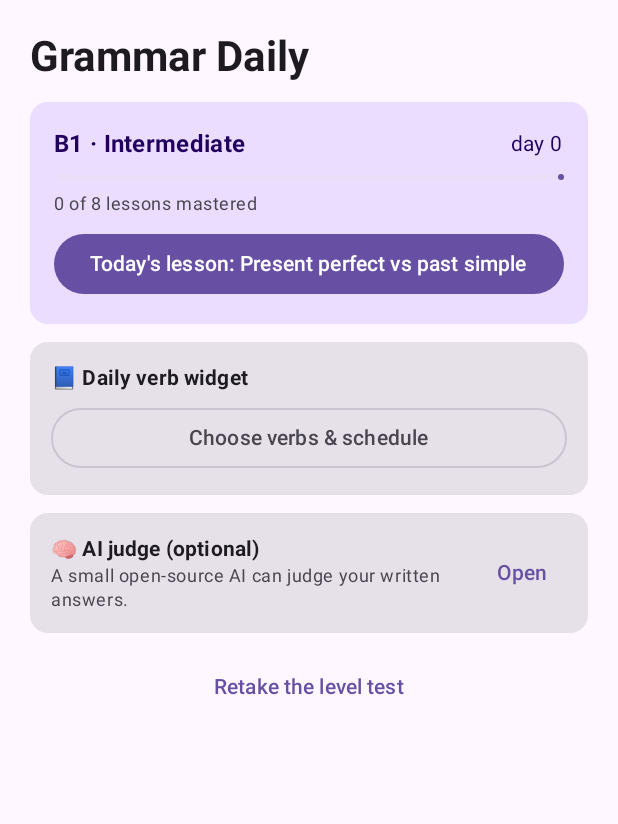
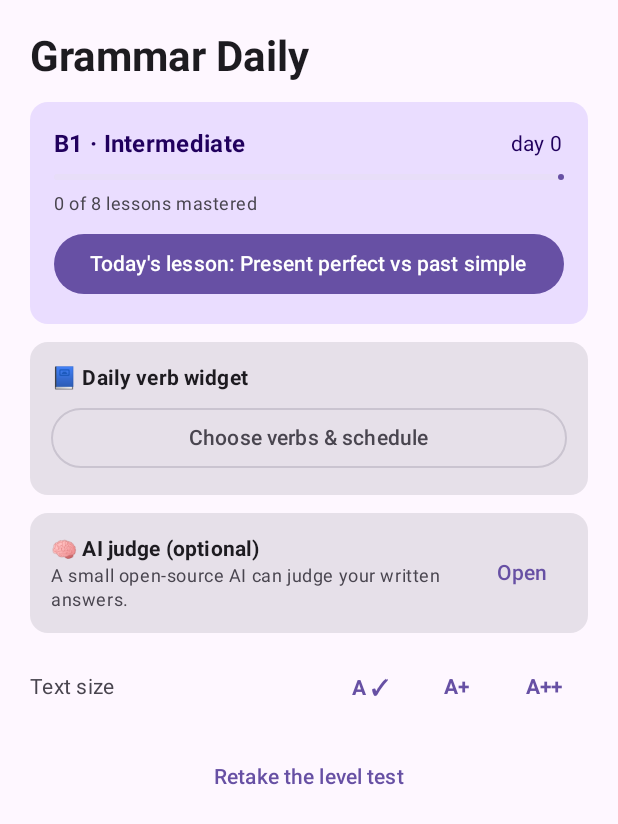
Before and after one commit to KingxKingT/test, an Android app built with Jetpack Compose: the screen it shows after launch (MainActivity), after a tap on an icon or button, on a phone screen of 412 x 824 dp. Shown: the top 824 px of the screen. Run offline under Robolectric (Android 15) with nearby library versions, the phone set to English and light mode, and no system bars; libraries missing offline, so code that uses them is left out: androidx.glance, androidx.glance.appwidget; 2 statements that could not run were skipped.

Commit message:
Accessibility pass: text-size setting, read-aloud lessons, non-color-only highlights, live-region feedback

```diff
--- a/app/src/main/java/com/example/grammardaily/MainActivity.kt
+++ b/app/src/main/java/com/example/grammardaily/MainActivity.kt
@@ -18,15 +18,20 @@ import androidx.compose.runtime.Composable
 import androidx.compose.runtime.LaunchedEffect
 import androidx.compose.runtime.getValue
 import androidx.compose.runtime.MutableState
+import androidx.compose.runtime.CompositionLocalProvider
+import androidx.compose.runtime.mutableFloatStateOf
 import androidx.compose.runtime.mutableIntStateOf
 import androidx.compose.runtime.mutableStateOf
 import androidx.compose.runtime.remember
 import androidx.compose.runtime.setValue
 import androidx.compose.ui.Modifier
 import androidx.compose.ui.platform.LocalContext
+import androidx.compose.ui.platform.LocalDensity
+import androidx.compose.ui.unit.Density
 import com.example.grammardaily.data.AiJudge
 import com.example.grammardaily.data.Placement
 import com.example.grammardaily.data.ProgressStore
+import com.example.grammardaily.data.TextScale
 import com.example.grammardaily.data.ExerciseEngine
 import com.example.grammardaily.data.QuestionBank
 import com.example.grammardaily.notify.ReminderWorker
@@ -66,6 +71,8 @@ class MainActivity : ComponentActivity() {
 @Composable
 fun AppRoot(verbCardRequest: MutableState<Boolean>) {
     val context = LocalContext.current
+    val density = LocalDensity.current
+    var textScale by remember { mutableFloatStateOf(TextScale.get(context)) }
     val permissionLauncher = rememberLauncherForActivityResult(
         ActivityResultContracts.RequestPermission()
     ) { }
@@ -94,6 +101,9 @@ fun AppRoot(verbCardRequest: MutableState<Boolean>) {
     }
 
     Scaffold { padding ->
+        CompositionLocalProvider(
+            LocalDensity provides Density(density.density, density.fontScale * textScale)
+        ) {
         Box(
             modifier = Modifier
                 .fillMaxSize()
@@ -117,7 +127,12 @@ fun AppRoot(verbCardRequest: MutableState<Boolean>) {
                         )
                     },
                     onStartReview = { topics -> screen = AppScreen.Review(topics) },
-                    onOpenVerbSettings = { screen = AppScreen.VerbSettings }
+                    onOpenVerbSettings = { screen = AppScreen.VerbSettings },
+                    textScale = textScale,
+                    onTextScale = { v ->
+                        textScale = v
+                        TextScale.set(context, v)
+                    }
                 )
 
                 is AppScreen.Placement -> PlacementScreen(
@@ -193,6 +208,7 @@ fun AppRoot(verbCardRequest: MutableState<Boolean>) {
                 )
             }
         }
+        }
     }
 }
 
--- a/app/src/main/java/com/example/grammardaily/data/ProgressStore.kt
+++ b/app/src/main/java/com/example/grammardaily/data/ProgressStore.kt
@@ -242,3 +242,16 @@ object ProgressStore {
     private fun prefs(context: Context) =
         context.getSharedPreferences(PREFS, Context.MODE_PRIVATE)
 }
+
+object TextScale {
+    fun get(context: Context): Float =
+        context.getSharedPreferences("grammar_daily", Context.MODE_PRIVATE)
+            .getFloat("text_scale", 1f)
+
+    fun set(context: Context, value: Float) {
+        context.getSharedPreferences("grammar_daily", Context.MODE_PRIVATE)
+            .edit()
+            .putFloat("text_scale", value)
+            .apply()
+    }
+}
--- a/app/src/main/java/com/example/grammardaily/ui/Screens.kt
+++ b/app/src/main/java/com/example/grammardaily/ui/Screens.kt
@@ -32,6 +32,7 @@ import androidx.compose.ui.graphics.Color
 import androidx.compose.ui.platform.LocalContext
 import androidx.compose.ui.text.SpanStyle
 import androidx.compose.ui.text.TextStyle
+import androidx.compose.ui.text.style.TextDecoration
 import androidx.compose.ui.text.buildAnnotatedString
 import androidx.compose.ui.text.font.FontFamily
 import androidx.compose.ui.text.font.FontWeight
@@ -80,7 +81,9 @@ fun HomeScreen(
     onStartLevelUp: (List<QuizQuestion>) -> Unit,
     onExtraPractice: (Topic) -> Unit,
     onStartReview: (List<Topic>) -> Unit,
-    onOpenVerbSettings: () -> Unit
+    onOpenVerbSettings: () -> Unit,
+    textScale: Float,
+    onTextScale: (Float) -> Unit
 ) {
     val context = LocalContext.current
     var state by remember { mutableStateOf<ProgressState?>(null) }
@@ -274,6 +277,27 @@ fun HomeScreen(
 
         AiTeacherCard(refresh = refresh)
 
+        Row(
+            modifier = Modifier.fillMaxWidth(),
+            horizontalArrangement = Arrangement.SpaceBetween,
+            verticalAlignment = Alignment.CenterVertically
+        ) {
+            Text(
+                text = "Text size",
+                style = MaterialTheme.typography.bodyMedium,
+                color = MaterialTheme.colorScheme.onSurfaceVariant
+            )
+            Row(horizontalArrangement = Arrangement.spacedBy(0.dp)) {
+                listOf(1f to "A", 1.25f to "A+", 1.5f to "A++").forEach { (value, label) ->
+                    TextButton(onClick = { onTextScale(value) }) {
+                        Text(
+                            text = if (textScale == value) label + " \u2713" else label,
+                            fontWeight = FontWeight.Bold
+                        )
+                    }
+                }
+            }
+        }
         TextButton(onClick = onStartPlacement, modifier = Modifier.fillMaxWidth()) {
             Text("Retake the level test")
         }
@@ -290,6 +314,7 @@ fun LessonScreen(
     var discoveryAnswered by remember(topic.id) { mutableStateOf(false) }
     var discoveryCorrect by remember(topic.id) { mutableStateOf(false) }
     var picked by remember(topic.id) { mutableStateOf(-1) }
+    val context = LocalContext.current
 
     Column(
         modifier = Modifier
@@ -398,6 +423,10 @@ fun LessonScreen(
                         }
                     }
                 }
+                TextButton(onClick = {
+                    Audio.init(context)
+                    Audio.speak(rule.pattern + ". " + topic.examples.joinToString(". "))
+                }) { Text("\uD83D\uDD0A Hear this pattern") }
                 Card(modifier = Modifier.fillMaxWidth()) {
                     Column(
                         modifier = Modifier.padding(14.dp),
@@ -546,6 +575,7 @@ fun HighlightedText(text: String, style: TextStyle) {
                     withStyle(
                         SpanStyle(
                             fontWeight = FontWeight.Bold,
+                            textDecoration = TextDecoration.Underline,
                             color = MaterialTheme.colorScheme.primary
                         )
                     ) { append(part) }
```
Also changed, not shown: app/src/main/java/com/example/grammardaily/ui/ExerciseUi.kt (+10 -4 lines), 1 other file.
